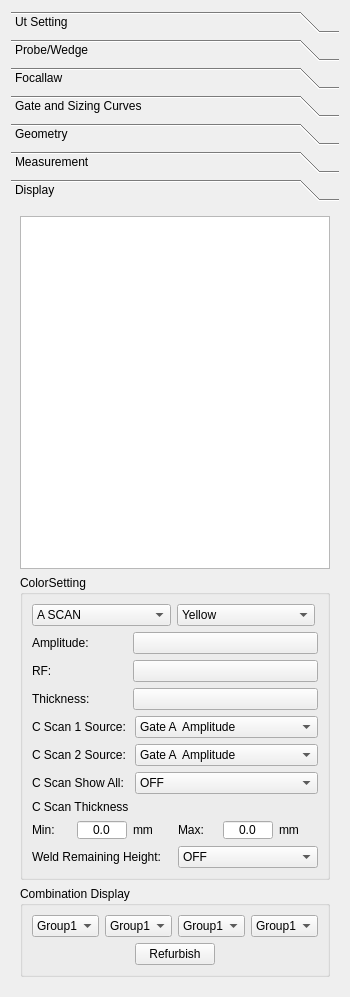
This is phascan_view/ui/DopplerGroupTab.ui in qinxingying/hello-word as Qt 5 draws it before an edit. The edited form follows.
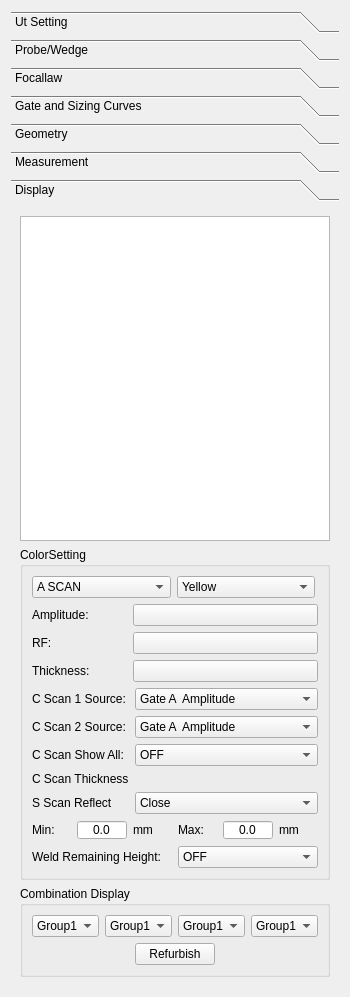
This is the edited form. Icons and pictures are not drawn. Custom widgets are drawn as their Qt base class.

What changed in the file:
```diff
--- a/phascan_view/ui/DopplerGroupTab.ui
+++ b/phascan_view/ui/DopplerGroupTab.ui
@@ -10143,6 +10143,37 @@
                   </item>
                  </widget>
                 </item>
+                <item row="4" column="0">
+                 <widget class="QLabel" name="LabelSscanReflect">
+                  <property name="text">
+                   <string>S Scan Reflect</string>
+                  </property>
+                 </widget>
+                </item>
+                <item row="4" column="1">
+                 <widget class="QComboBox" name="ComSscanReflect">
+                  <item>
+                   <property name="text">
+                    <string>Close</string>
+                   </property>
+                  </item>
+                  <item>
+                   <property name="text">
+                    <string>First</string>
+                   </property>
+                  </item>
+                  <item>
+                   <property name="text">
+                    <string>Last</string>
+                   </property>
+                  </item>
+                  <item>
+                   <property name="text">
+                    <string>Overlay</string>
+                   </property>
+                  </item>
+                 </widget>
+                </item>
                </layout>
               </item>
               <item>
```
Left out of the diff: 18 changed lines with no effect on the pictures.
